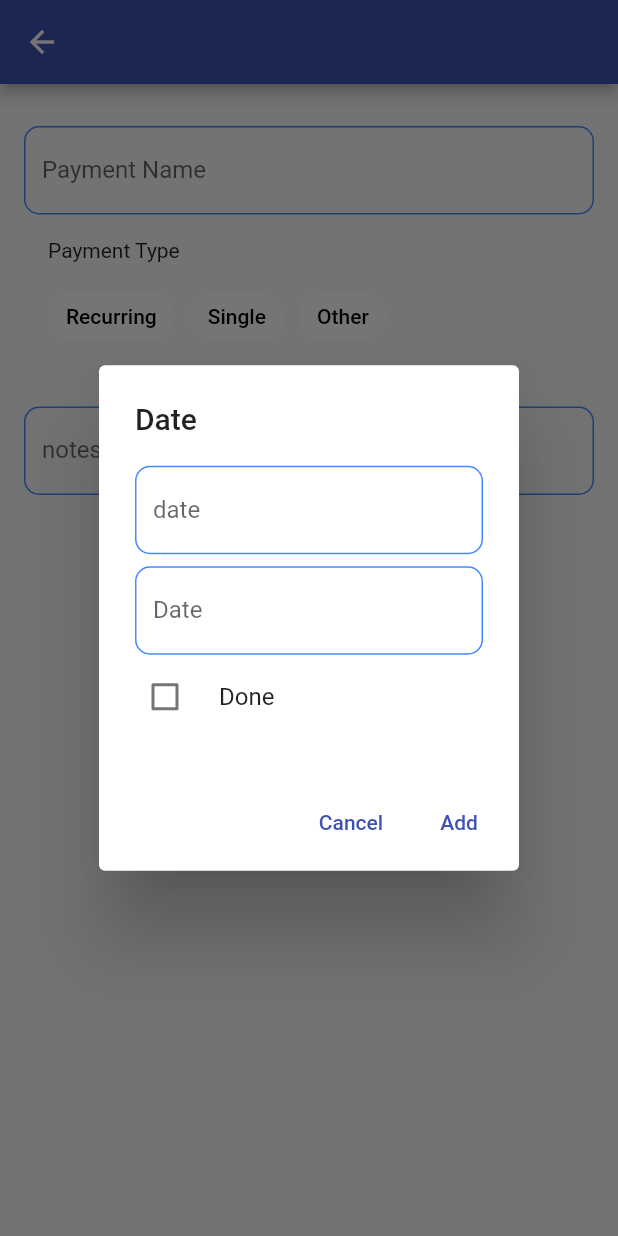
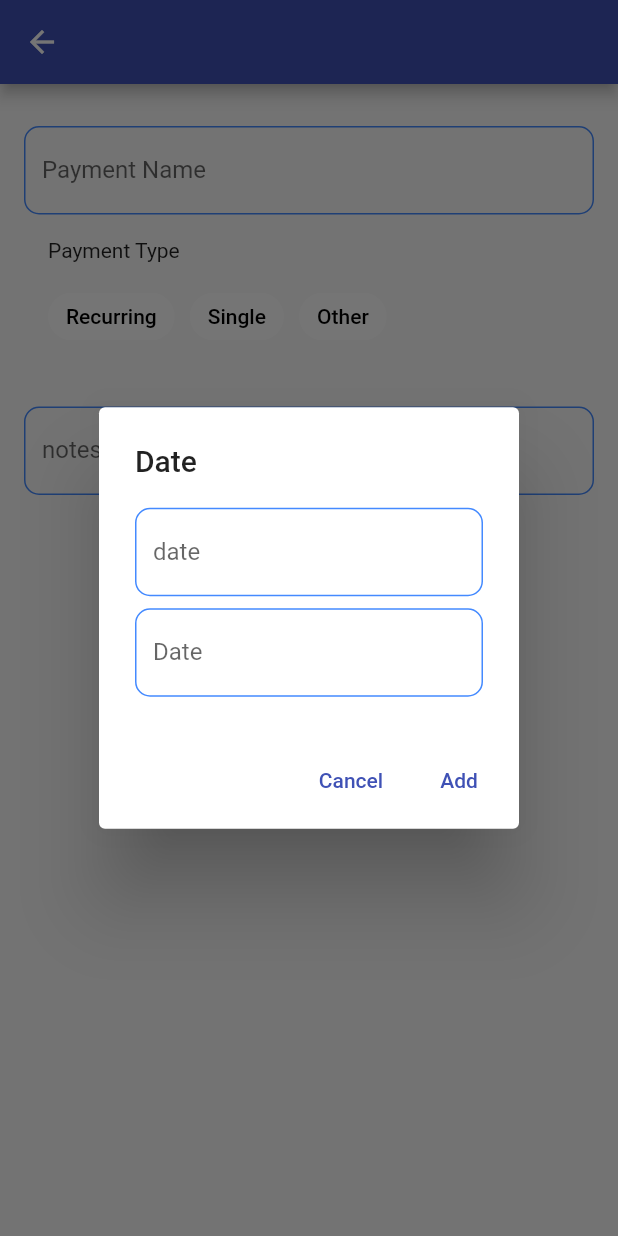
Before and after one commit to DanielMaskell/budget_app, a Flutter app: the PaymentRoom screen opened directly with empty values, after a tap on the "add" icon, on a phone screen of 412 x 824 dp. Run offline on Flutter 3.47's test engine with Material 2 defaults, Android fonts, the phone set to English and light mode, and no system bars; our stand-ins replace cloud_firestore, firebase_auth, firebase_core; accounts and stored records are empty.

Commit message:
- Dates are working now

```diff
--- a/lib/add_date.dart
+++ b/lib/add_date.dart
@@ -66,12 +66,12 @@ class _AddDateState extends State<AddDate> {
                     onChanged: (text) {
                       date = text;
                     }),
-                DoneCheckBox(
+                /*DoneCheckBox(
                     name: 'Done',
                     value: done,
                     onChanged: (text) {
                       done = text ?? done;
-                    }),
+                    }),*/
               ],
             ),
           ),
@@ -87,8 +87,8 @@ class _AddDateState extends State<AddDate> {
               onPressed: () {
                 if (_formKey.currentState?.validate() ?? false) {
                   Navigator.of(context).pop();
-                  final newDate = Date(dateName, date: date, done: done);
-                  payment.dates.add(newDate);
+                  //final newDate = Date(dateName, date: date, done: done);
+                  //payment.date.add(date);
                 }
                 widget.callback();
               },
--- a/lib/add_payment_dialog.dart
+++ b/lib/add_payment_dialog.dart
@@ -142,15 +142,15 @@ class _AddPaymentDialogState extends State<AddPaymentDialog> {
               onPressed: () {
                 try {
                   if (paymentName != null) {
-                    List<DateTime> tempDates = [];
+                    /*List<DateTime> tempDates = [];
                     if (occurence == 'Single') {
                       print('occurence true');
                       tempDates.add(selectedDate);
-                    }
+                    }*/
 
                     final newPayment = Payment(paymentName!,
                         type: type,
-                        dates: tempDates,
+                        date: selectedDate,
                         occurence: 'once',
                         amount: amount);
                     repository.addPayment(newPayment);
--- a/lib/date_list.dart
+++ b/lib/date_list.dart
@@ -2,10 +2,11 @@ import 'package:flutter/material.dart';
 
 import 'models/payment.dart';
 import 'models/date.dart';
+import 'package:intl/intl.dart';
 
 class DateList extends StatelessWidget {
   final Payment payment;
-  final Widget Function(Date) buildRow;
+  final Widget Function(DateTime) buildRow;
   const DateList({Key? key, required this.payment, required this.buildRow})
       : super(key: key);
 
@@ -15,20 +16,21 @@ class DateList extends StatelessWidget {
       children: <Widget>[
         const SizedBox(height: 6.0),
         const Text(
-          'Dates',
+          'Date',
           style: TextStyle(fontSize: 16.0),
         ),
-        ConstrainedBox(
+        Text(DateFormat('dd-MM-yyyy').format(payment.date)),
+        /*ConstrainedBox(
           constraints: const BoxConstraints(maxHeight: 200),
           child: ListView.builder(
             shrinkWrap: true,
             padding: const EdgeInsets.all(16.0),
-            itemCount: payment.dates.length,
+            itemCount: 1, //payment.date.length,
             itemBuilder: (BuildContext context, int index) {
-              return buildRow(payment.dates[index]);
+              return buildRow(payment.date);
             },
           ),
-        ),
+        ),*/
       ],
     );
   }
--- a/lib/models/payment.dart
+++ b/lib/models/payment.dart
@@ -5,7 +5,7 @@ class Payment {
   String name;
   String? description;
   String type;
-  List<DateTime> dates;
+  DateTime date;
   String? referenceId;
   String occurence;
   double amount;
@@ -13,7 +13,7 @@ class Payment {
   Payment(this.name,
       {this.description,
       required this.type,
-      required this.dates,
+      required this.date,
       required this.occurence,
       required this.amount});
 
@@ -37,15 +37,17 @@ Payment _paymentFromJson(Map<String, dynamic> json) {
       description: json['description'] as String?,
       type: json['type'] as String,
       occurence: json['occurence'] as String,
-      dates: json['dates'], //_convertDates(json['dates'] as List<dynamic>),
+      date: (json['date'] as Timestamp).toDate(),
+      //_convertDates(json['dates']), /*json['dates']
+      //.cast<DateTime>(), *///_convertDates(json['dates'] as List<dynamic>),
       amount: json['amount'] as double);
 }
 
-/*List<Date> _convertDates(List<dynamic> dateMap) {
+/*List<DateTime> _convertDates(List<dynamic> dateMap) {
   final dates = <DateTime>[];
 
   for (final date in dateMap) {
-    /dates.add(date as Map<DateTime>);
+    dates.add(date as Map<dynamic>);
   }
   return dates;
 }*/
@@ -54,7 +56,7 @@ Map<String, dynamic> _paymentToJson(Payment instance) => <String, dynamic>{
       'name': instance.name,
       'description': instance.description,
       'type': instance.type,
-      'dates': instance.dates, //_dateList(instance.dates),
+      'date': instance.date, //_dateList(instance.dates),
       'occurence': instance.occurence,
       'amount': instance.amount
     };
--- a/lib/payment_details.dart
+++ b/lib/payment_details.dart
@@ -136,12 +136,12 @@ class _PaymentDetailState extends State<PaymentDetail> {
     );
   }
 
-  Widget buildRow(Date date) {
+  Widget buildRow(DateTime date) {
     return Row(
       children: <Widget>[
-        Expanded(
+        /*Expanded(
           flex: 1,
-          child: Text(date.name),
+          child: Text(date),
         ),
         Text(dateFormat.format(date.date)),
         Checkbox(
@@ -151,7 +151,7 @@ class _PaymentDetailState extends State<PaymentDetail> {
               date.done = newValue;
             });
           },
-        )
+        )*/
       ],
     );
   }
```
